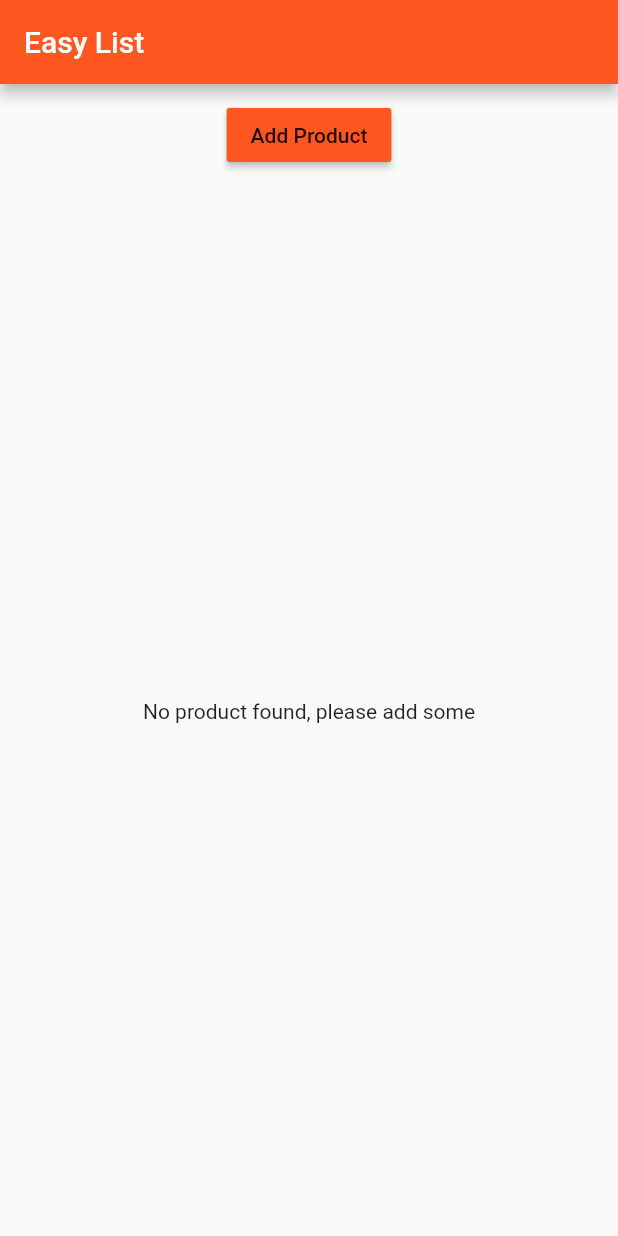
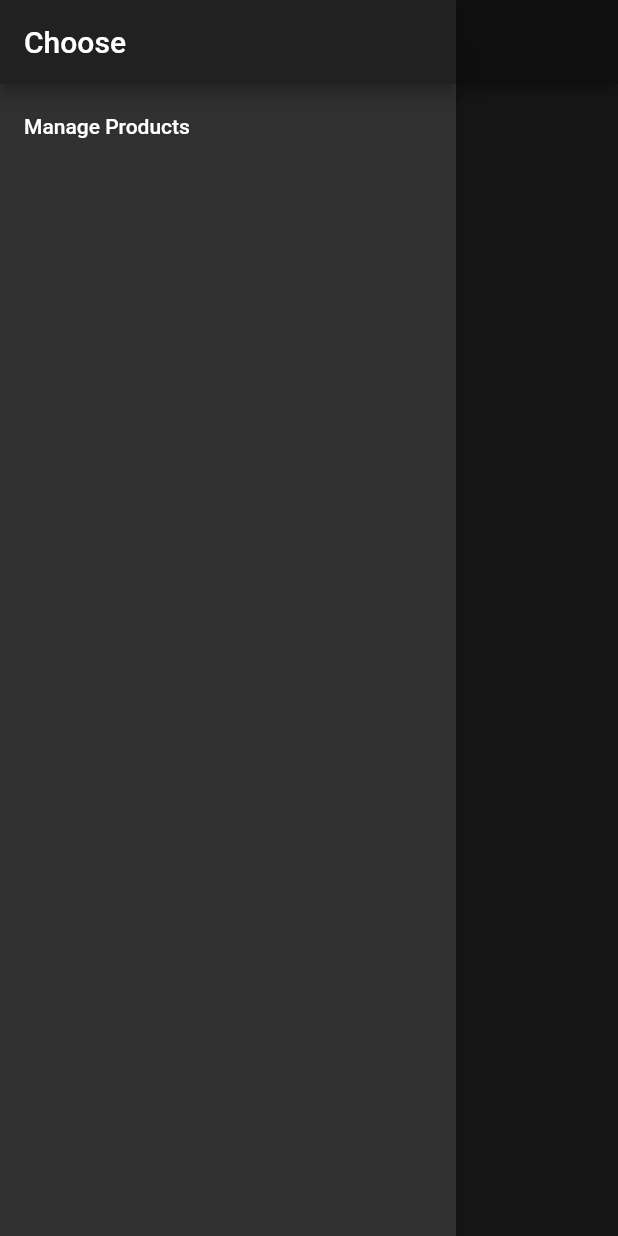
Before and after one commit to andersmh/first_flutter_app, a Flutter app: the screen it shows after launch, with the side drawer open (before the commit the screen has no drawer), on a phone screen of 412 x 824 dp. Run offline on Flutter 3.47's test engine with Material 2 defaults, Android fonts, the phone set to English and light mode, and no system bars.

Commit message:
Navigation and stuff

```diff
--- a/lib/main.dart
+++ b/lib/main.dart
@@ -1,20 +1,71 @@
 import 'package:flutter/material.dart';
 
-import './product_manager.dart';
+import './pages/auth.dart';
+import './pages/products_admin.dart';
+import './pages/products.dart';
+import './pages/product.dart';
 
-main() => runApp(MyApp());
+main() {
+  runApp(MyApp());
+}
 
-class MyApp extends StatelessWidget {
+class MyApp extends StatefulWidget {
+  @override
+  State<StatefulWidget> createState() {
+    return _MyAppState();
+  }
+}
+
+class _MyAppState extends State<MyApp> {
+  List<Map<String, String>> _products = [];
+
+  void _addProduct(Map<String, String> product) {
+    setState(() {
+      _products.add(product);
+    });
+    print(_products);
+  }
+
+  void _deleteProduct(int index) {
+    setState(() {
+      _products.removeAt(index);
+    });
+  }
+
   @override
   Widget build(BuildContext context) {
     return MaterialApp(
-      theme: ThemeData(primarySwatch: Colors.deepOrange),
-      home: Scaffold(
-        appBar: AppBar(
-          title: Text('Easy List'),
-        ),
-        body: ProductManager(null),
-      ),
+      theme: ThemeData(
+          brightness: Brightness.dark,
+          primarySwatch: Colors.deepOrange,
+          accentColor: Colors.deepPurple),
+      //  home: AuthPage(),
+      routes: {
+        '/': (BuildContext context) =>
+            ProductsPage(_products, _addProduct, _deleteProduct),
+        '/admin': (BuildContext context) => ProductsAdminPage(),
+      },
+      onGenerateRoute: (RouteSettings settings) {
+        final List<String> pathElements = settings.name.split("/");
+        if (pathElements[0] != '') {
+          return null;
+        }
+
+        if (pathElements[1] == 'product') {
+          final int index = int.parse(pathElements[2]);
+
+          return MaterialPageRoute<bool>(
+            builder: (BuildContext context) => ProductPage(
+                _products[index]['title'], _products[index]['image']),
+          );
+        }
+        return null;
+      },
+      onUnknownRoute: (RouteSettings settings) {
+        return MaterialPageRoute(
+            builder: (BuildContext context) =>
+                ProductsPage(_products, _addProduct, _deleteProduct));
+      },
     );
   }
 }
--- /dev/null
+++ b/lib/pages/product_list.dart
@@ -0,0 +1,8 @@
+import 'package:flutter/material.dart';
+
+class ProductListPage extends StatelessWidget {
+  @override
+  Widget build(BuildContext context) {
+    return Center(child: Text('All Products'));
+  }
+}
--- /dev/null
+++ b/lib/pages/products.dart
@@ -0,0 +1,37 @@
+import 'package:flutter/material.dart';
+
+import '../product_manager.dart';
+
+class ProductsPage extends StatelessWidget {
+  final List<Map<String, String>> products;
+  final Function addProduct;
+  final Function deleteProduct;
+
+  ProductsPage(this.products, this.addProduct, this.deleteProduct);
+
+  @override
+  Widget build(BuildContext context) {
+    return Scaffold(
+      drawer: Drawer(
+        child: Column(
+          children: <Widget>[
+            AppBar(
+              automaticallyImplyLeading: false,
+              title: Text('Choose'),
+            ),
+            ListTile(
+              title: Text('Manage Products'),
+              onTap: () {
+                Navigator.pushReplacementNamed(context, '/admin');
+              },
+            )
+          ],
+        ),
+      ),
+      appBar: AppBar(
+        title: Text('Easy List'),
+      ),
+      body: ProductManager(products, addProduct, deleteProduct),
+    );
+  }
+}
--- a/lib/product_control.dart
+++ b/lib/product_control.dart
@@ -10,7 +10,7 @@ class ProductControl extends StatelessWidget {
     return RaisedButton(
       color: Theme.of(context).primaryColor,
       onPressed: () {
-        addProduct('Sweets');
+        addProduct({'title': 'Chocolate', 'image': 'assets/12.jpg'});
       },
       child: Text('Add Product'),
     );
--- a/lib/product_manager.dart
+++ b/lib/product_manager.dart
@@ -3,44 +3,23 @@ import 'package:flutter/material.dart';
 import './products.dart';
 import './product_control.dart';
 
-class ProductManager extends StatefulWidget {
-  final String startingProduct;
+class ProductManager extends StatelessWidget {
+  final List<Map<String, String>> products;
+  final Function addProduct;
+  final Function deleteProduct;
 
-  ProductManager(this.startingProduct);
-
-  @override
-  State<StatefulWidget> createState() {
-    return _ProductManagerState();
-  }
-}
-
-class _ProductManagerState extends State<ProductManager> {
-  List<String> _products = [];
-
-  @override
-  void initState() {
-    super.initState();
-
-    if (widget.startingProduct != null) {
-      _products.add(widget.startingProduct);
-    }
-  }
-
-  void _addProduct(String product) {
-    setState(() {
-      _products.add(product);
-    });
-  }
+  ProductManager(this.products, this.addProduct, this.deleteProduct);
 
   @override
   Widget build(BuildContext context) {
+    print('[ProductManager State] build()');
     return Column(
       children: [
         Container(
           margin: EdgeInsets.all(10.0),
-          child: ProductControl(_addProduct),
+          child: ProductControl(addProduct),
         ),
-        Expanded(child: Products(_products))
+        Expanded(child: Products(products, deleteProduct: deleteProduct))
       ],
     );
   }
--- a/lib/products.dart
+++ b/lib/products.dart
@@ -1,38 +1,55 @@
 import 'package:flutter/material.dart';
 
+import './pages/product.dart';
+
 class Products extends StatelessWidget {
-  final List<String> products;
+  final List<Map<String, String>> products;
+  final Function deleteProduct;
 
-  Products([this.products = const []]) {
-    print('[Products Widget] constructor');
-  }
+  Products(this.products, {this.deleteProduct});
 
   Widget _buildProductItem(BuildContext context, int index) {
     return Card(
       child: Column(
-        children: <Widget>[Image.asset('assets/12.jpg'), Text(products[index])],
+        children: <Widget>[
+          Image.asset(products[index]['image']),
+          Text(products[index]['title']),
+          ButtonBar(
+            alignment: MainAxisAlignment.center,
+            children: <Widget>[
+              FlatButton(
+                child: Text('Details'),
+                onPressed: () => Navigator.pushNamed<bool>(
+                            context, '/product/' + index.toString())
+                        .then((bool value) {
+                      if (value) {
+                        deleteProduct(index);
+                      }
+                    }),
+              )
+            ],
+          )
+        ],
       ),
     );
   }
 
-  @override
-  Widget build(BuildContext context) {
-    return _buildProductList();
-  }
-
   Widget _buildProductList() {
-    Widget productCard;
-
+    Widget productCards;
     if (products.length > 0) {
-      productCard = ListView.builder(
+      productCards = ListView.builder(
         itemBuilder: _buildProductItem,
         itemCount: products.length,
       );
     } else {
-      productCard = Center(
-        child: Text('No product found, please add some'),
-      );
+      productCards = Container();
     }
-    return productCard;
+    return productCards;
+  }
+
+  @override
+  Widget build(BuildContext context) {
+    print('[Products Widget] build()');
+    return _buildProductList();
   }
 }
```
Also changed, not shown: lib/pages/auth.dart (added, +20 -0 lines), lib/pages/product.dart (added, +68 -0 lines), lib/pages/product_create.dart (added, +20 -0 lines), lib/pages/products_admin.dart (added, +48 -0 lines), 6 other files.
